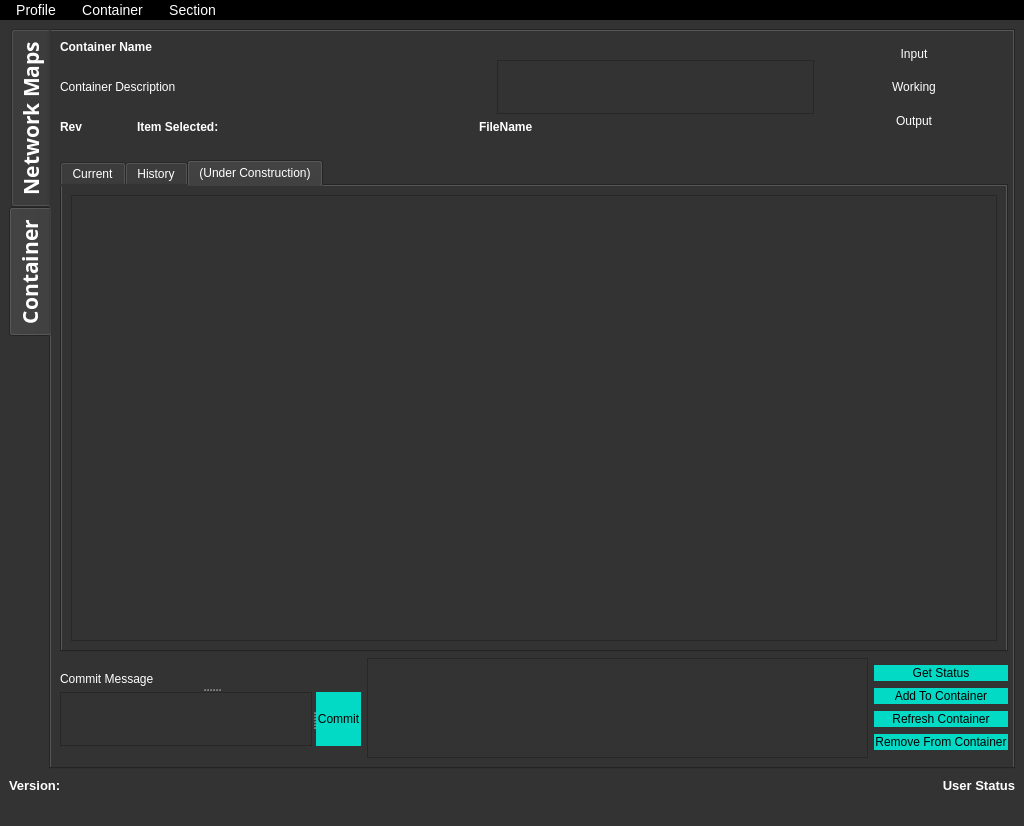
Above: Graphics/UI/SagaGui.ui from inexplicable01/saga before the change. Below: the same form after it.
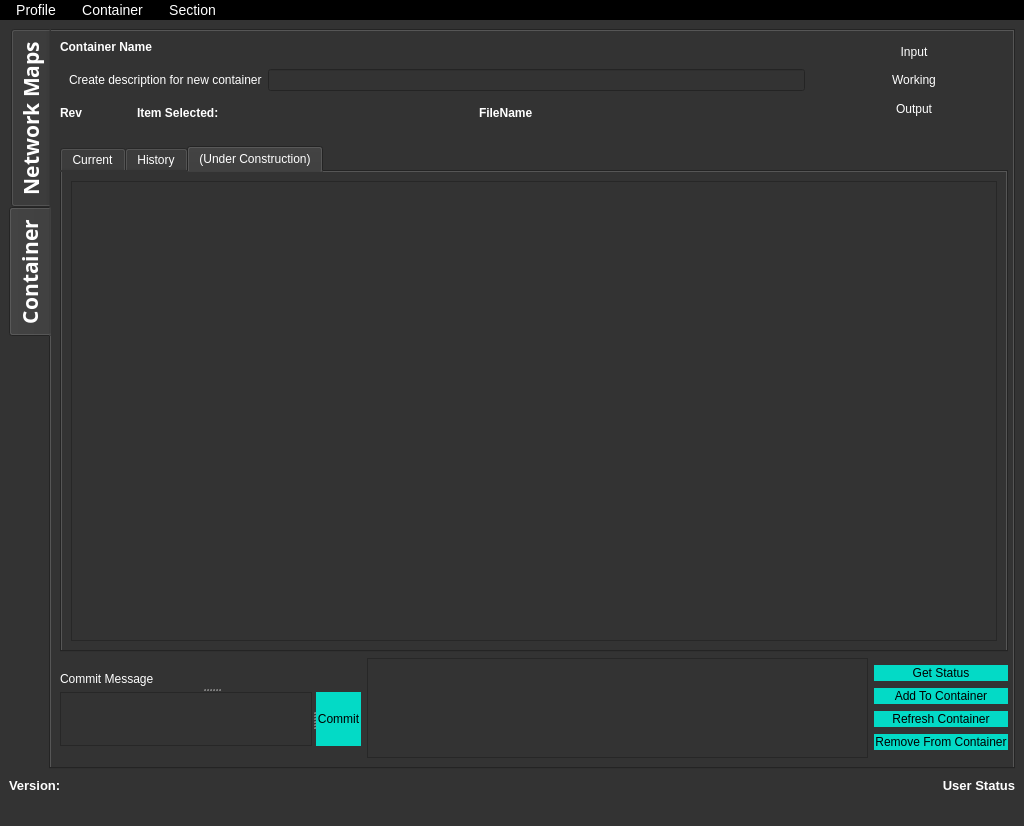
That is the form after the change. The open tabs and pages were chosen to show the change. Icons and pictures are not drawn.

Commit message:
Optimization, Conflict solution, right click functionality and Container opening fixes
Optimization, Conflict solution, right click functionality and Container opening fixes

What changed in the file:
```diff
--- a/Graphics/UI/SagaGui.ui
+++ b/Graphics/UI/SagaGui.ui
@@ -47,8 +47,8 @@
 
 </string>
    </property>
-   <layout class="QGridLayout" name="gridLayout_2">
-    <item row="0" column="0">
+   <layout class="QHBoxLayout" name="horizontalLayout_8">
+    <item>
      <layout class="QVBoxLayout" name="verticalLayout" stretch="1,0">
       <item>
        <widget class="QTabWidget" name="maintabwidget">
@@ -259,13 +259,20 @@
                </widget>
               </item>
               <item>
-               <layout class="QHBoxLayout" name="horizontalLayout_4" stretch="8,1">
+               <layout class="QHBoxLayout" name="horizontalLayout_4" stretch="0">
+                <item>
+                 <widget class="QStackedWidget" name="contstackedwidget">
+                  <property name="currentIndex">
+                   <number>1</number>
+                  </property>
+                  <widget class="QWidget" name="committedcontainer">
+                   <layout class="QHBoxLayout" name="horizontalLayout_10">
                 <item>
                  <widget class="QLabel" name="containerdescriplbl">
                   <property name="maximumSize">
                    <size>
-                    <width>431</width>
-                    <height>19</height>
+                        <width>9000</width>
+                        <height>500</height>
                    </size>
                   </property>
                   <property name="text">
@@ -273,14 +280,22 @@
                   </property>
                  </widget>
                 </item>
+                   </layout>
+                  </widget>
+                  <widget class="QWidget" name="newcontainer">
+                   <layout class="QHBoxLayout" name="horizontalLayout_9">
                 <item>
-                 <widget class="QTextEdit" name="newcontaineredit">
-                  <property name="maximumSize">
-                   <size>
-                    <width>431</width>
-                    <height>54</height>
-                   </size>
-                  </property>
+                     <widget class="QLabel" name="newcontainerlbl">
+                      <property name="text">
+                       <string>Create description for new container</string>
+                      </property>
+                     </widget>
+                    </item>
+                    <item>
+                     <widget class="QLineEdit" name="newcontaineredit"/>
+                    </item>
+                   </layout>
+                  </widget>
                  </widget>
                 </item>
                </layout>
```
Left out of the diff: 2 changed lines with no effect on the pictures. Lines whose indentation alone changed are shown as unchanged. The commit also changes 32 other files.
